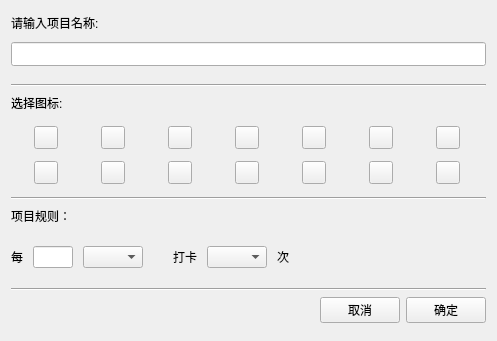
This is App/windows/newhabitform.ui in kevinWu7/LifeNote as Qt 5 draws it before an edit. The edited form follows.
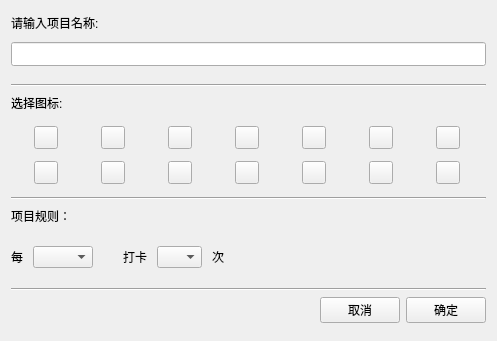
This is the edited form.

Patch:
```diff
--- a/App/windows/newhabitform.ui
+++ b/App/windows/newhabitform.ui
@@ -294,16 +294,6 @@
         </property>
        </widget>
       </item>
-      <item>
-       <widget class="QLineEdit" name="perLineEdit">
-        <property name="maximumSize">
-         <size>
-          <width>40</width>
-          <height>16777215</height>
-         </size>
-        </property>
-       </widget>
-      </item>
       <item>
        <widget class="QComboBox" name="periodComboBox">
         <property name="maximumSize">
@@ -339,9 +329,21 @@
       </item>
       <item>
        <widget class="QComboBox" name="timesComboBox">
+        <property name="sizePolicy">
+         <sizepolicy hsizetype="Fixed" vsizetype="Fixed">
+          <horstretch>0</horstretch>
+          <verstretch>0</verstretch>
+         </sizepolicy>
+        </property>
+        <property name="minimumSize">
+         <size>
+          <width>45</width>
+          <height>0</height>
+         </size>
+        </property>
         <property name="maximumSize">
          <size>
-          <width>60</width>
+          <width>45</width>
           <height>16777215</height>
          </size>
         </property>
```
